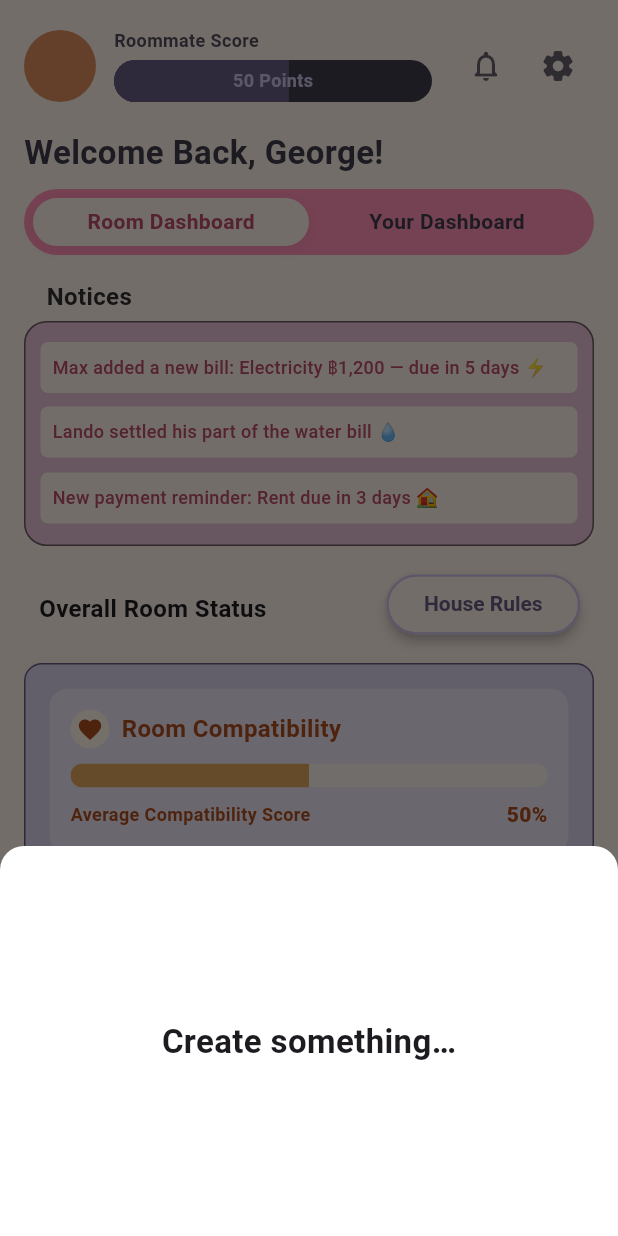
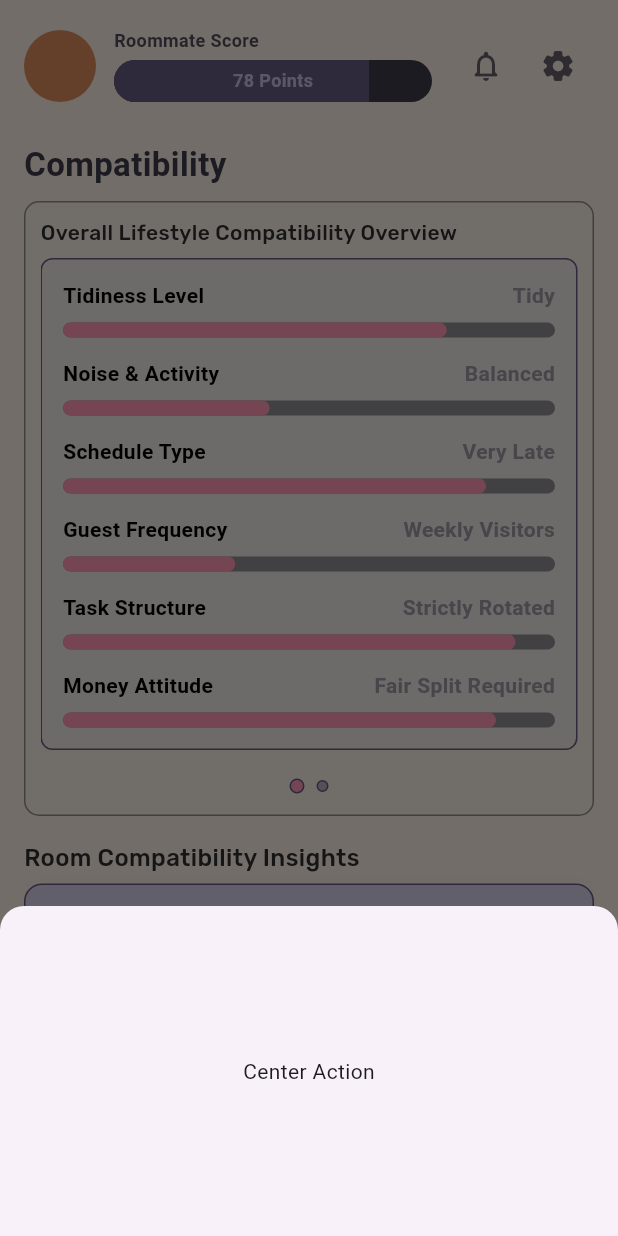
Before and after one commit to FairNest/FairNest, a Flutter app: the screen it shows after launch, item 3 of the bottom bar chosen, on a phone screen of 412 x 824 dp. Run offline on Flutter 3.47's test engine with Material 3 defaults, Android fonts, the phone set to English and light mode, and no system bars; our stand-ins replace google_fonts; Roboto replaces fonts that are missing (Krub).

Commit message:
lifestyle page not done yet

```diff
--- a/fairnestui/lib/main.dart
+++ b/fairnestui/lib/main.dart
@@ -3,6 +3,7 @@ import 'package:fairnestui/TestCardPage.dart';
 import 'package:fairnestui/auth/CompleteProfilePage.dart';
 import 'package:fairnestui/auth/SignUpPage.dart';
 import 'package:fairnestui/auth/login_page.dart';
+import 'package:fairnestui/pages/Compatibility/CompatibilityPage.dart';
 import 'package:fairnestui/pages/FindRoommate/GroupCheckPage.dart';
 import 'package:fairnestui/pages/FindRoommate/RequestJoinRoomPage.dart';
 import 'package:fairnestui/pages/FindRoommate/StartRoommatePage.dart';
@@ -32,7 +33,7 @@ class MyApp extends StatelessWidget {
         colorScheme: ColorScheme.fromSeed(seedColor: Colors.deepPurple),
         useMaterial3: true,
       ),
-      home: const RoomDashboardPage(),
+      home: const CompatibilityPage(),
     );
   }
 }
--- a/fairnestui/lib/pages/Compatibility/CompatibilityPage.dart
+++ b/fairnestui/lib/pages/Compatibility/CompatibilityPage.dart
@@ -0,0 +1,485 @@
+// lib/room/compatibility_page.dart
+import 'package:flutter/material.dart';
+import 'package:fairnestui/theme/app_colors.dart';
+import 'package:fairnestui/theme/app_fonts.dart';
+import 'package:fairnestui/widgets/room_header_appbar.dart';
+import 'package:fairnestui/components/LavenderBorderedCard.dart';
+import 'package:fairnestui/components/RoomCompatibilityCard.dart';
+import 'package:fairnestui/widgets/LifestyleOverview.dart';
+import 'package:fairnestui/widgets/app_bottom_nav.dart';
+
+class CompatibilityPage extends StatefulWidget {
+  const CompatibilityPage({super.key});
+
+  @override
+  State<CompatibilityPage> createState() => _CompatibilityPageState();
+}
+
+class _CompatibilityPageState extends State<CompatibilityPage> {
+  final PageController _pageCtrl = PageController();
+  int _page = 0; // 0 = Overall, 1 = Your
+  int _bottomIndex = 0;
+
+  // Example data – swap for live values
+  final List<LifestyleMetric> overallMetrics = const [
+    LifestyleMetric(kind: LifestyleMetricKind.tidiness, value: 0.78),
+    LifestyleMetric(kind: LifestyleMetricKind.noiseActivity, value: 0.42),
+    LifestyleMetric(kind: LifestyleMetricKind.schedule, value: 0.86),
+    LifestyleMetric(kind: LifestyleMetricKind.guestFrequency, value: 0.35),
+    LifestyleMetric(kind: LifestyleMetricKind.taskStructure, value: 0.92),
+    LifestyleMetric(kind: LifestyleMetricKind.moneyAttitude, value: 0.88),
+  ];
+
+  final List<LifestyleMetric> yourMetrics = const [
+    LifestyleMetric(kind: LifestyleMetricKind.tidiness, value: 0.72),
+    LifestyleMetric(kind: LifestyleMetricKind.noiseActivity, value: 0.20),
+    LifestyleMetric(kind: LifestyleMetricKind.schedule, value: 0.80),
+    LifestyleMetric(kind: LifestyleMetricKind.guestFrequency, value: 0.18),
+    LifestyleMetric(kind: LifestyleMetricKind.taskStructure, value: 0.40),
+    LifestyleMetric(kind: LifestyleMetricKind.moneyAttitude, value: 0.72),
+  ];
+
+  void _onBottomTab(int i) {
+    setState(() => _bottomIndex = i);
+    // TODO: route to other tabs
+  }
+
+  void _onCenterAction() {
+    showModalBottomSheet(
+      context: context,
+      shape: const RoundedRectangleBorder(
+        borderRadius: BorderRadius.vertical(top: Radius.circular(16)),
+      ),
+      builder: (_) => const SizedBox(
+        height: 220,
+        child: Center(child: Text('Center Action')),
+      ),
+    );
+  }
+
+  @override
+  void dispose() {
+    _pageCtrl.dispose();
+    super.dispose();
+  }
+
+  @override
+  Widget build(BuildContext context) {
+    return Scaffold(
+      backgroundColor: AppColors.background,
+      appBar: RoomHeaderAppBar(
+        avatarImage: const AssetImage('assets/images/sample_face.jpg'),
+        scoreText: '78 Points',
+        progress: 0.78,
+        onTapNotifications: () {},
+        onTapSettings: () {},
+      ),
+      body: Padding(
+        padding: const EdgeInsets.fromLTRB(16, 8, 16, 16),
+        child: SingleChildScrollView(
+          child: Column(
+            crossAxisAlignment: CrossAxisAlignment.start,
+            children: [
+              Text('Compatibility',
+                  style:
+                      AppFonts.heading1.copyWith(color: AppColors.textPurple)),
+              const SizedBox(height: 12),
+
+              // ===== Swappable overview section (no overflow) =====
+              _OverviewSwitchCard(
+                controller: _pageCtrl,
+                page: _page,
+                onPageChanged: (i) => setState(() => _page = i),
+                onDotTap: (i) => _pageCtrl.animateToPage(
+                  i,
+                  duration: const Duration(milliseconds: 220),
+                  curve: Curves.easeOut,
+                ),
+                pages: [
+                  _OverviewPane(
+                    title: 'Overall Lifestyle Compatibility Overview',
+                    metrics: overallMetrics,
+                  ),
+                  _OverviewPane(
+                    title: 'Your Lifestyle Overview',
+                    metrics: yourMetrics,
+                  ),
+                ],
+              ),
+
+              const SizedBox(height: 18),
+
+              // ===== Room Compatibility Insights =====
+              Text('Room Compatibility Insights',
+                  style: AppFonts.heading3.copyWith(color: AppColors.textDark)),
+              const SizedBox(height: 8),
+
+              LavenderBorderedCard(
+                child: Padding(
+                  padding: const EdgeInsets.fromLTRB(10, 12, 10, 12),
+                  child: Column(
+                    crossAxisAlignment: CrossAxisAlignment.stretch,
+                    children: [
+                      // Already includes the "Average Compatibility Score" caption
+                      RoomCompatibilityCard(value: 0.66),
+                      const SizedBox(height: 12),
+
+                      // Light panel inside lavender card
+                      Container(
+                        decoration: BoxDecoration(
+                          color: Colors.white.withOpacity(0.35),
+                          borderRadius: BorderRadius.circular(10),
+                        ),
+                        padding: const EdgeInsets.all(12),
+                        child: Column(
+                          crossAxisAlignment: CrossAxisAlignment.start,
+                          children: [
+                            Text('Roommate Insights',
+                                style: AppFonts.heading3
+                                    .copyWith(color: AppColors.textPurple)),
+                            const SizedBox(height: 8),
+                            _insightRow('Best Matched Pair:', 'Max & Lando'),
+                            const SizedBox(height: 6),
+                            _insightRow(
+                                'Most Divergent Lifestyle:', 'Max & George'),
+                          ],
+                        ),
+                      ),
+                    ],
+                  ),
+                ),
+              ),
+
+              const SizedBox(height: 18),
+
+              // ===== Roommate Compatibility Cards (match screenshot 2) =====
+              Text('Roommate Compatibility',
+                  style: AppFonts.heading3.copyWith(color: AppColors.textDark)),
+              const SizedBox(height: 8),
+
+              RoommateCompatibilityCard(
+                avatarAsset: 'assets/images/sample_face.jpg',
+                name: 'Max',
+                matchPercent: 88,
+                traits: const ['Likes Quiet Time', 'Initiates Settlement'],
+                paragraphs: const [
+                  'You and Max share a strong co-living rhythm. Keep up the great streak by maintaining consistent chore completion and clear communication.',
+                  'George has completed 4 tasks on time this month, while Max completed 1. Consider adjusting the chore rotation or offering help for heavier loads.',
+                ],
+              ),
+              const SizedBox(height: 14),
+
+              RoommateCompatibilityCard(
+                avatarAsset: 'assets/images/fairnest.png',
+                name: 'Lando',
+                matchPercent: 67,
+                traits: const ["Dislikes George's guest preferences"],
+                paragraphs: const [
+                  'You’re mostly in sync, but small differences in guest preferences may cause tension. Consider aligning on quiet hours or visitor expectations.',
+                ],
+              ),
+              const SizedBox(height: 8),
+            ],
+          ),
+        ),
+      ),
+
+      // Bottom navigation
+      bottomNavigationBar: AppBottomNav(
+        currentIndex: _bottomIndex,
+        onTabSelected: _onBottomTab,
+        onCenterAction: _onCenterAction,
+      ),
+    );
+  }
+}
+
+/* =================== Pieces =================== */
+
+class _OverviewSwitchCard extends StatelessWidget {
+  const _OverviewSwitchCard({
+    required this.controller,
+    required this.page,
+    required this.pages,
+    required this.onPageChanged,
+    required this.onDotTap,
+  });
+
+  final PageController controller;
+  final int page;
+  final List<Widget> pages;
+  final ValueChanged<int> onPageChanged;
+  final ValueChanged<int> onDotTap;
+
+  @override
+  Widget build(BuildContext context) {
+    return Container(
+      decoration: BoxDecoration(
+        color: const Color(0xFFF7EFE8),
+        borderRadius: BorderRadius.circular(10),
+        border: Border.all(color: const Color(0xFF918A84)),
+      ),
+      child: Column(
+        mainAxisSize: MainAxisSize.min,
+        children: [
+          const SizedBox(height: 12),
+          Padding(
+            padding: const EdgeInsets.symmetric(horizontal: 10),
+            child: SizedBox(
+              height: 360,
+              child: PageView(
+                controller: controller,
+                onPageChanged: onPageChanged,
+                children: pages,
+              ),
+            ),
+          ),
+          const SizedBox(height: 12),
+          _Dots(count: pages.length, current: page, onTap: onDotTap),
+          const SizedBox(height: 14),
+        ],
+      ),
+    );
+  }
+}
+
+class _OverviewPane extends StatelessWidget {
+  const _OverviewPane({required this.title, required this.metrics});
+
+  final String title;
+  final List<LifestyleMetric> metrics;
+
+  @override
+  Widget build(BuildContext context) {
+    return Column(
+      crossAxisAlignment: CrossAxisAlignment.start,
+      children: [
+        Text(title,
+            style: AppFonts.heading3
+                .copyWith(color: AppColors.textDark, fontSize: 14)),
+        const SizedBox(height: 8),
+        LifestyleOverview(metrics: metrics, barHeight: 10),
+      ],
+    );
+  }
+}
+
+class _Dots extends StatelessWidget {
+  const _Dots(
+      {required this.count, required this.current, required this.onTap});
+
+  final int count;
+  final int current;
+  final ValueChanged<int> onTap;
+
+  @override
+  Widget build(BuildContext context) {
+    return Row(
+      mainAxisAlignment: MainAxisAlignment.center,
+      children: List.generate(count, (i) {
+        final selected = i == current;
+        return GestureDetector(
+          onTap: () => onTap(i),
+          child: AnimatedContainer(
+            duration: const Duration(milliseconds: 160),
+            margin: const EdgeInsets.symmetric(horizontal: 4),
+            width: selected ? 10 : 8,
+            height: selected ? 10 : 8,
+            decoration: BoxDecoration(
+              shape: BoxShape.circle,
+              color: selected ? AppColors.secondary : const Color(0xFFB7AEBB),
+              border: Border.all(color: const Color(0xFF645A80), width: 1),
+            ),
+          ),
+        );
+      }),
+    );
+  }
+}
+
+/* =================== Roommate Compatibility Card =================== */
+
+class RoommateCompatibilityCard extends StatelessWidget {
+  const RoommateCompatibilityCard({
+    super.key,
+    required this.avatarAsset,
+    required this.name,
+    required this.matchPercent,
+    required this.traits,
+    required this.paragraphs,
+  });
+
+  final String avatarAsset;
+  final String name;
+  final int matchPercent;
+  final List<String> traits;
+  final List<String> paragraphs;
+
+  @override
+  Widget build(BuildContext context) {
+    return Container(
+      decoration: BoxDecoration(
+        color: AppColors.background,
+        borderRadius: BorderRadius.circular(14),
+        border: Border.all(color: const Color(0xFFE3B989), width: 1.2),
+        boxShadow: [
+          BoxShadow(
+            color: Colors.black.withOpacity(0.08),
+            blurRadius: 8,
+            offset: const Offset(0, 4),
+          ),
+        ],
+      ),
+      padding: const EdgeInsets.fromLTRB(12, 12, 12, 12),
+      child: Column(
+        crossAxisAlignment: CrossAxisAlignment.start,
+        children: [
+          // Header row: avatar + name on left, two info panels on right
+          Row(
+            crossAxisAlignment: CrossAxisAlignment.start,
+            children: [
+              // Avatar + name (column)
+              Column(
+                children: [
+                  CircleAvatar(
+                    radius: 22,
+                    backgroundColor: Colors.white,
+                    backgroundImage: AssetImage(avatarAsset),
+                  ),
+                  const SizedBox(height: 6),
+                  Text(name,
+                      style: AppFonts.heading3
+                          .copyWith(color: AppColors.textDark)),
+                ],
+              ),
+              const SizedBox(width: 12),
+
+              // Info panels
+              Expanded(
+                child: Row(
+                  children: [
+                    // Percent pill panel
+                    Expanded(
+                      flex: 1,
+                      child: Container(
+                        padding: const EdgeInsets.symmetric(
+                            horizontal: 10, vertical: 12),
+                        decoration: BoxDecoration(
+                          color: const Color(0xFFECE4F8),
+                          borderRadius: BorderRadius.circular(10),
+                          border: Border.all(
+                              color: const Color(0xFF8A7FB0), width: 1),
+                        ),
+                        child: Column(
+                          mainAxisSize: MainAxisSize.min,
+                          children: [
+                            Text('$matchPercent%',
+                                style: AppFonts.heading3
+                                    .copyWith(color: AppColors.textPurple)),
+                            const SizedBox(height: 4),
+                            Text(
+                              'Compatibility\nMatch',
+                              textAlign: TextAlign.center,
+                              style: AppFonts.body1.copyWith(
+                                fontSize: 11,
+                                color: AppColors.textPurple,
+                              ),
+                            ),
+                          ],
+                        ),
+                      ),
+                    ),
+                    const SizedBox(width: 10),
+
+                    // Traits panel
+                    Expanded(
+                      flex: 2,
+                      child: Container(
+                        padding: const EdgeInsets.symmetric(
+                            horizontal: 12, vertical: 12),
+                        decoration: BoxDecoration(
+                          color: const Color(0xFFE2D7F1),
+                          borderRadius: BorderRadius.circular(10),
+                          border: Border.all(
+                              color: const Color(0xFF8A7FB0), width: 1),
+                        ),
+                        child: Column(
+                          crossAxisAlignment: CrossAxisAlignment.start,
+                          children: traits
+                              .map(
+                                (t) => Padding(
+                                  padding:
+                                      const EdgeInsets.symmetric(vertical: 2.5),
+                                  child: Text(
+                                    '• $t',
+                                    style: AppFonts.heading3.copyWith(
+                                      fontSize: 13,
+                                      color: AppColors.textPurple,
+                                    ),
+                                  ),
+                                ),
+                              )
+                              .toList(),
+                        ),
+                      ),
+                    ),
+                  ],
+                ),
+              ),
+            ],
+          ),
+
+          const SizedBox(height: 12),
+
+          // Bullet paragraphs underneath
+          Column(
+            crossAxisAlignment: CrossAxisAlignment.start,
+            children: paragraphs
+                .map(
+                  (p) => Padding(
+                    padding: const EdgeInsets.only(bottom: 8),
+                    child: Row(
+                      crossAxisAlignment: CrossAxisAlignment.start,
+                      children: [
+                        const Text('• ',
+                            style: TextStyle(
+                              height: 1.4,
+                              color: Colors.black87,
+                            )),
+                        Expanded(
+                          child: Text(
+                            p,
+                            style: AppFonts.body1.copyWith(fontSize: 12),
+                          ),
+                        ),
+                      ],
+                    ),
+                  ),
+                )
+                .toList(),
+          ),
+        ],
+      ),
+    );
+  }
+}
+
+/* ===== helper for bold-left / regular-right rows ===== */
+Widget _insightRow(String title, String value) {
+  return RichText(
+    text: TextSpan(
+      style: AppFonts.body1.copyWith(fontSize: 12, color: AppColors.textPurple),
+      children: [
+        TextSpan(
+          text: '$title ',
+          style: AppFonts.body1.copyWith(
+            fontSize: 12,
+            fontWeight: FontWeight.w700,
+            color: AppColors.textPurple,
+          ),
+        ),
+        TextSpan(text: value),
+      ],
+    ),
+  );
+}
--- a/fairnestui/lib/pages/room_creation/RoommateAgreement.dart
+++ b/fairnestui/lib/pages/room_creation/RoommateAgreement.dart
@@ -368,7 +368,7 @@ enum CleaningMethodOption { weekly, biweekly, assigned, flexible }
 
 enum ResponsibilityOption { kitchen, livingRoom, bathroom, trash }
 
-enum SplitCostsOption { equal, byUsageOrRoomSize, other }
+enum SplitCostsOption { equal, custom }
 
 enum PaymentDeadlineOption { fifth, tenth, endOfMonth }
 
@@ -402,8 +402,7 @@ const responsibilitiesLabels = <ResponsibilityOption, String>{
 
 const splitCostsLabels = <SplitCostsOption, String>{
   SplitCostsOption.equal: 'Equal split',
-  SplitCostsOption.byUsageOrRoomSize: 'By usage/room size',
-  SplitCostsOption.other: 'Other',
+  SplitCostsOption.custom: 'Custom',
 };
 
 const paymentDeadlineLabels = <PaymentDeadlineOption, String>{
```
Also changed, not shown: fairnestui/lib/auth/CompleteProfilePage.dart (+4 -4 lines), fairnestui/assets/images/bird.png (added), fairnestui/assets/images/char.png (added), fairnestui/assets/images/pikachu.png (added), fairnestui/assets/images/poke.png (added).
